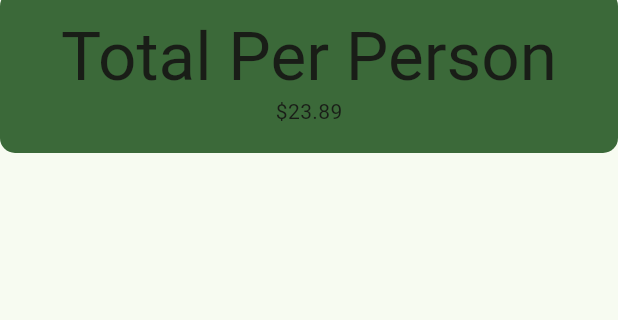
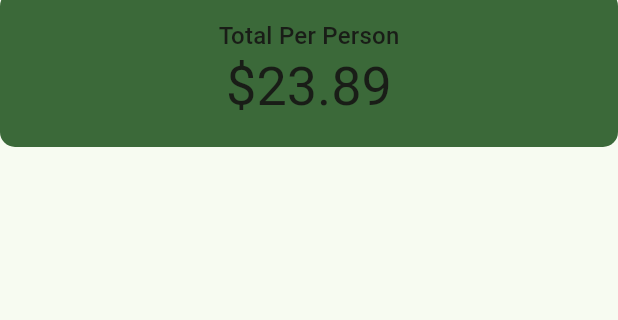
Before and after one commit to lightrao/p24_tip_calculator, a Flutter app: the screen it shows after launch, on a phone screen of 412 x 824 dp, the part 93-413 px from its top. Run offline on Flutter 3.47's test engine with Material 3 defaults, Android fonts, the phone set to English and light mode, and no system bars.

Commit message:
Understanding Theme and the BuildContext

```diff
--- a/lib/main.dart
+++ b/lib/main.dart
@@ -10,6 +10,7 @@ class MyApp extends StatelessWidget {
   // This widget is the root of your application.
   @override
   Widget build(BuildContext context) {
+    print(context.widget);
     return MaterialApp(
       title: 'UTip Calculator',
       theme: ThemeData(
@@ -31,6 +32,9 @@ class UTip extends StatefulWidget {
 class _UTipState extends State<UTip> {
   @override
   Widget build(BuildContext context) {
+    print(context.widget);
+    var theme = Theme.of(context);
+
     return Scaffold(
       appBar: AppBar(
         title: Text('UTip Calculator'),
@@ -45,13 +49,16 @@ class _UTipState extends State<UTip> {
                 children: [
                   Text(
                     'Total Per Person',
-                    style: Theme.of(context).textTheme.displayMedium,
+                    style: theme.textTheme.titleMedium,
                   ),
-                  Text('\$23.89'),
+                  Text(
+                    '\$23.89',
+                    style: theme.textTheme.displaySmall,
+                  ),
                 ],
               ),
               decoration: BoxDecoration(
-                color: Theme.of(context).colorScheme.primary,
+                color: theme.colorScheme.primary,
                 borderRadius: BorderRadius.circular(10),
               ),
             ),
```
